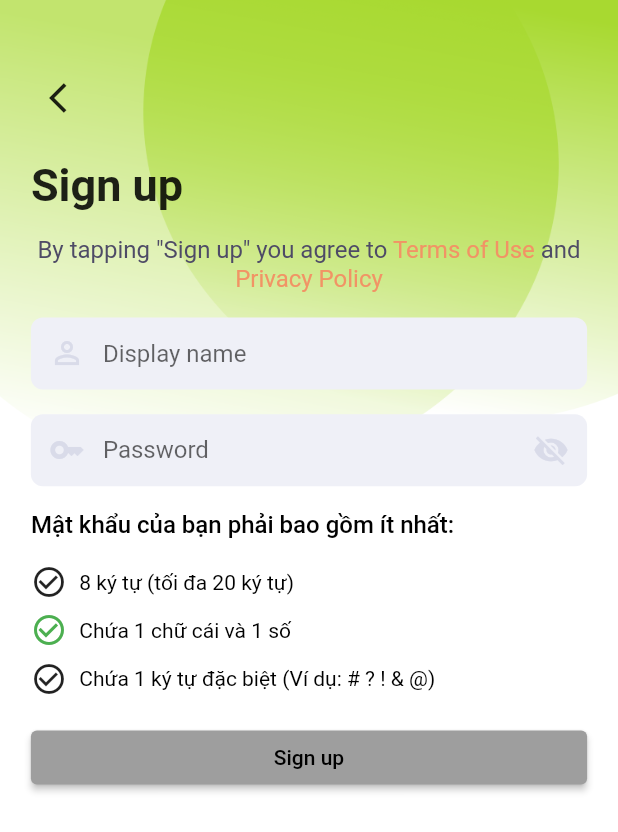
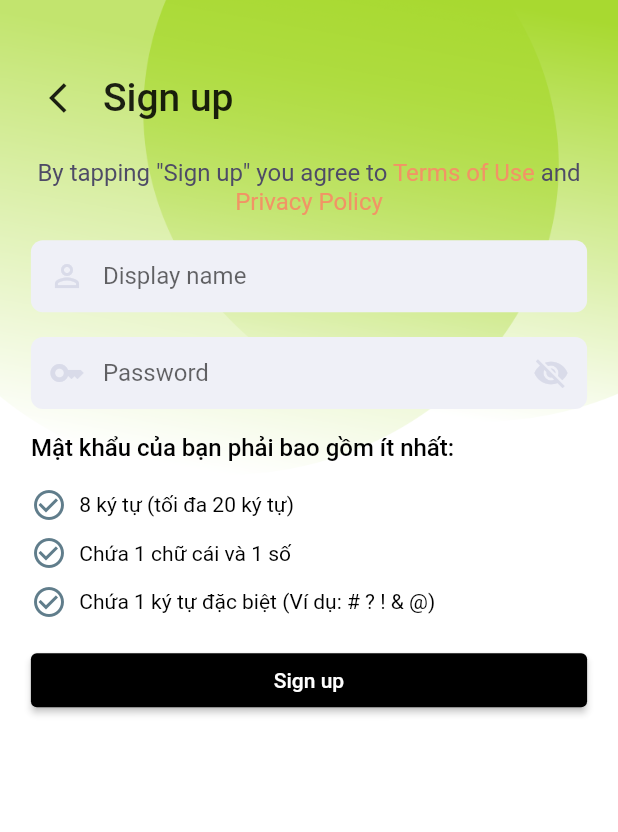
Before and after one commit to NguyenDuyBac1995/wallet_app, a Flutter app: the AuthInformationScreen screen opened by its route, on a phone screen of 412 x 824 dp. Shown: the top 832 px of the screen. Run offline on Flutter 3.47's test engine with Material 2 defaults, Android fonts, the phone set to English and light mode, and no system bars; our stand-ins replace device_preview, dio, equatable, firebase_auth, firebase_core, flutter_bloc and 4 more; accounts and stored records are empty; generated files the repository leaves out were written again; network calls fail.

```diff
--- /dev/null
+++ b/lib/core/routes/app.route.dart
@@ -0,0 +1,5 @@
+import 'package:flutter/material.dart';
+
+class AppRoute {
+  static final navigatorKey = GlobalKey<NavigatorState>();
+}
--- a/lib/features/auth/blocs/auth.bloc.dart
+++ b/lib/features/auth/blocs/auth.bloc.dart
@@ -1,3 +1,4 @@
+import 'package:big_wallet/features/app/blocs/app.bloc.dart';
 import 'package:equatable/equatable.dart';
 import 'package:flutter_bloc/flutter_bloc.dart';
 
@@ -8,7 +9,6 @@ class AuthBloc extends Bloc<AuthEvent, AuthState> {
   AuthBloc() : super(const AuthState()) {
     on<ChangeUid>(onChangeUid);
     on<ChangePhoneNumber>(onChangePhoneNumber);
-    on<ChangeVerificationId>(onChangeVerificationId);
     on<ChangeDisplayName>(onChangeDisplayName);
     on<ChangePassword>(onChangePassword);
   }
@@ -21,11 +21,6 @@ class AuthBloc extends Bloc<AuthEvent, AuthState> {
     emit(state.copyWith(phoneNumber: event.phoneNumber));
   }
 
-  void onChangeVerificationId(
-      ChangeVerificationId event, Emitter<AuthState> emit) {
-    emit(state.copyWith(verificationId: event.verificationId));
-  }
-
   void onChangeDisplayName(ChangeDisplayName event, Emitter<AuthState> emit) {
     emit(state.copyWith(displayName: event.displayName));
   }
--- a/lib/features/auth/blocs/auth.event.dart
+++ b/lib/features/auth/blocs/auth.event.dart
@@ -25,15 +25,6 @@ class ChangePhoneNumber extends AuthEvent {
       ];
 }
 
-class ChangeVerificationId extends AuthEvent {
-  final String verificationId;
-  const ChangeVerificationId(this.verificationId);
-  @override
-  List<Object> get props => [
-        {verificationId: verificationId}
-      ];
-}
-
 class ChangeDisplayName extends AuthEvent {
   final String displayName;
   const ChangeDisplayName(this.displayName);
--- a/lib/features/auth/blocs/auth.state.dart
+++ b/lib/features/auth/blocs/auth.state.dart
@@ -3,27 +3,22 @@ part of 'auth.bloc.dart';
 class AuthState extends Equatable {
   final String uid;
   final String phoneNumber;
-  final String verificationId;
   final String displayName;
   final String password;
   const AuthState(
       {this.uid = '',
       this.phoneNumber = '',
-      this.verificationId = '',
       this.displayName = '',
       this.password = ''});
 
   AuthState copyWith(
       {String uid = '',
       String phoneNumber = '',
-      String verificationId = '',
       String displayName = '',
       String password = ''}) {
     return AuthState(
         uid: uid.isEmpty ? this.uid : uid,
         phoneNumber: phoneNumber.isEmpty ? this.phoneNumber : phoneNumber,
-        verificationId:
-            verificationId.isEmpty ? this.verificationId : verificationId,
         displayName: displayName.isEmpty ? this.displayName : displayName,
         password: password.isEmpty ? this.password : password);
   }
--- a/lib/features/auth/screens/information.screen.dart
+++ b/lib/features/auth/screens/information.screen.dart
@@ -1,6 +1,5 @@
 import 'package:big_wallet/features/auth/blocs/auth.bloc.dart';
 import 'package:big_wallet/utilities/assets.dart';
-import 'package:big_wallet/utilities/toast.dart';
 import 'package:flutter/material.dart';
 import 'package:flutter_bloc/flutter_bloc.dart';
 import 'package:big_wallet/utilities/localization.dart';
@@ -13,17 +12,20 @@ class AuthInformationScreen extends StatefulWidget {
 
 class _AuthInformationScreenState extends State<AuthInformationScreen>
     with SingleTickerProviderStateMixin {
-  late bool _isFormValid;
   late bool _passwordVisible;
   late bool _isPasswordLengthValid;
   late bool _isPasswordContainsAlphanumeric;
-  late bool _isPasswordSpecialCharacterValid;
+  late bool _isPasswordContainsSpecialCharacter;
+  late bool _isLoading;
   final _formKey = GlobalKey<FormState>();
 
   @override
   void initState() {
-    _isFormValid = false;
     _passwordVisible = false;
+    _isPasswordLengthValid = false;
+    _isPasswordContainsAlphanumeric = false;
+    _isPasswordContainsSpecialCharacter = false;
+    _isLoading = false;
     super.initState();
   }
 
@@ -52,21 +54,20 @@ class _AuthInformationScreenState extends State<AuthInformationScreen>
                         ),
                         Align(
                           alignment: Alignment.centerLeft,
-                          child: IconButton(
+                          child: Row(
+                            children: [
+                              IconButton(
                                   onPressed: () {
                                     Navigator.of(context, rootNavigator: true)
                                         .pop(context);
                                   },
                                   icon: const Icon(Icons.arrow_back_ios)),
+                              Text('${context.l10n?.signUp}',
+                                  style: const TextStyle(
+                                      fontSize: 26,
+                                      fontWeight: FontWeight.w500)),
+                            ],
                           ),
-                        SizedBox(
-                          height: height * 0.02,
-                        ),
-                        Align(
-                          alignment: Alignment.centerLeft,
-                          child: Text('${context.l10n?.signUp}',
-                              style: const TextStyle(
-                                  fontSize: 30, fontWeight: FontWeight.w600)),
                         ),
                         SizedBox(
                           height: height * 0.02,
@@ -113,9 +114,7 @@ class _AuthInformationScreenState extends State<AuthInformationScreen>
                         TextFormField(
                           validator: ((value) {
                             if (value == null || value.isEmpty) {
-                              Toast.show(
-                                  context, 'Tên hiển thị là trường bắt buộc');
-                              return null;
+                              return 'Tên hiển thị là trường bắt buộc';
                             }
                             return null;
                           }),
@@ -147,22 +146,41 @@ class _AuthInformationScreenState extends State<AuthInformationScreen>
                         ),
                         TextFormField(
                           validator: (value) {
-                            var pattern =
-                                r'^(?=.*?[A-Z])(?=.*?[a-z])(?=.*?[0-9])(?=.*?[#?!&@]).{8,}$';
-                            var regExp = RegExp(pattern);
+                            var regExp = RegExp(
+                                r'^(?=.*?[a-zA-Z])(?=.*?[0-9])(?=.*?[#?!&@]).{8,}$');
                             if (value == null || value.isEmpty) {
-                              Toast.show(
-                                  context, 'Mật khẩu là trường bắt buộc');
-                              return null;
+                              return 'Mật khẩu là trường bắt buộc';
                             }
                             if (!regExp.hasMatch(value)) {
-                              Toast.show(context, 'Mật khẩu không hợp lệ');
-                              return null;
+                              return 'Mật khẩu không hợp lệ';
                             }
                             return null;
                           },
                           obscureText: _passwordVisible,
-                          onChanged: (value) {},
+                          onChanged: (value) {
+                            var containsAlphanumericRegExp =
+                                RegExp(r'^(?=.*?[a-zA-Z])(?=.*?[0-9]).{1,}$');
+                            var containsSpecialCharacterRegExp =
+                                RegExp(r'^(?=.*?[#?!&@]).{1,}$');
+                            setState(() {
+                              if (value.length >= 8 && value.length <= 20) {
+                                _isPasswordLengthValid = true;
+                              } else {
+                                _isPasswordLengthValid = false;
+                              }
+                              if (value.contains(containsAlphanumericRegExp)) {
+                                _isPasswordContainsAlphanumeric = true;
+                              } else {
+                                _isPasswordContainsAlphanumeric = false;
+                              }
+                              if (value
+                                  .contains(containsSpecialCharacterRegExp)) {
+                                _isPasswordContainsSpecialCharacter = true;
+                              } else {
+                                _isPasswordContainsSpecialCharacter = false;
+                              }
+                            });
+                          },
                           decoration: InputDecoration(
                               prefixIcon: const Icon(Icons.key),
                               prefixIconColor: const Color(0xFFD9DBE9),
@@ -215,7 +233,12 @@ class _AuthInformationScreenState extends State<AuthInformationScreen>
                         ),
                         Row(
                           children: [
-                            const Icon(Icons.check_circle_outline),
+                            Icon(
+                              Icons.check_circle_outline,
+                              color: _isPasswordLengthValid
+                                  ? Colors.green
+                                  : Colors.blueGrey,
+                            ),
                             SizedBox(
                               width: width * 0.02,
                             ),
@@ -231,9 +254,11 @@ class _AuthInformationScreenState extends State<AuthInformationScreen>
                         ),
                         Row(
                           children: [
-                            const Icon(
+                            Icon(
                               Icons.check_circle_outline,
-                              color: Colors.green,
+                              color: _isPasswordContainsAlphanumeric
+                                  ? Colors.green
+                                  : Colors.blueGrey,
                             ),
                             SizedBox(
                               width: width * 0.02,
@@ -250,7 +275,12 @@ class _AuthInformationScreenState extends State<AuthInformationScreen>
                         ),
                         Row(
                           children: [
-                            const Icon(Icons.check_circle_outline),
+                            Icon(
+                              Icons.check_circle_outline,
+                              color: _isPasswordContainsSpecialCharacter
+                                  ? Colors.green
+                                  : Colors.blueGrey,
+                            ),
                             SizedBox(
                               width: width * 0.02,
                             ),
@@ -268,18 +298,50 @@ class _AuthInformationScreenState extends State<AuthInformationScreen>
                           alignment: Alignment.topCenter,
                           child: ElevatedButton(
                             onPressed: () {
-                                if (_formKey.currentState!.validate()) {}
+                              if (_formKey.currentState!.validate() &&
+                                  !_isLoading) {
+                                setState(() {
+                                  _isLoading = true;
+                                });
+                              }
                             },
                             style: ButtonStyle(
                               backgroundColor: MaterialStateProperty.all(
-                                    _isFormValid ? Colors.black : Colors.grey),
+                                  _isLoading
+                                      ? const Color(0xFFD9DBE9)
+                                      : Colors.black),
                               foregroundColor: MaterialStateProperty.all(
-                                    _isFormValid ? Colors.white : Colors.black),
+                                  _isLoading
+                                      ? const Color(0xFF4E4B66)
+                                      : Colors.white),
                               fixedSize: MaterialStateProperty.all(
                                 Size.fromWidth(width),
                               ),
                             ),
-                              child: Text('${context.l10n?.signUp}')),
+                            child: _isLoading
+                                ? Row(
+                                    crossAxisAlignment:
+                                        CrossAxisAlignment.center,
+                                    mainAxisAlignment: MainAxisAlignment.center,
+                                    children: [
+                                      SizedBox(
+                                        height: width * 0.04,
+                                        width: width * 0.04,
+                                        child: const CircularProgressIndicator(
+                                          valueColor: AlwaysStoppedAnimation(
+                                              Colors.white),
+                                          backgroundColor: Colors.grey,
+                                          strokeWidth: 3,
+                                        ),
+                                      ),
+                                      SizedBox(
+                                        width: width * 0.05,
+                                      ),
+                                      Text('${context.l10n?.signUp}'),
+                                    ],
+                                  )
+                                : Text('${context.l10n?.signUp}'),
+                          ),
                         ),
                       ],
                     ),
--- a/lib/main.dart
+++ b/lib/main.dart
@@ -1,3 +1,4 @@
+import 'package:big_wallet/core/routes/app.route.dart';
 import 'package:big_wallet/core/routes/generator.route.dart';
 import 'package:big_wallet/features/app/blocs/app.bloc.dart';
 import 'package:big_wallet/features/auth/blocs/auth.bloc.dart';
@@ -34,6 +35,7 @@ class MainScreen extends StatelessWidget {
             buildWhen: (previous, current) => previous.locale != current.locale,
             builder: ((context, state) {
               return MaterialApp(
+                  navigatorKey: AppRoute.navigatorKey,
                   useInheritedMediaQuery: true,
                   title: 'Big Wallet',
                   localizationsDelegates: const [
--- a/lib/utilities/api.dart
+++ b/lib/utilities/api.dart
@@ -2,6 +2,8 @@ class Api {
   static const scheme = 'https';
   static const baseUrl = 'dev-api.megiservices.com';
   static const configurationBaseUrl = 'msa-configuration';
+  static const identityBaseUrl = 'msa-identity';
   static const getConfigurations =
       '$configurationBaseUrl/odata/Configurations?\$count=true';
+  static const signup = '$identityBaseUrl/odata/signup';
 }
--- a/lib/utilities/toast.dart
+++ b/lib/utilities/toast.dart
@@ -1,8 +1,9 @@
+import 'package:big_wallet/core/routes/app.route.dart';
 import 'package:flutter/material.dart';
 import 'package:fluttertoast/fluttertoast.dart';
 
 class Toast {
-  static show(BuildContext context, String message,
+  static show(String message,
       {IconData? icon,
       Color backgroundColor = const Color(0xFFC14545),
       Color messageColor = Colors.white,
@@ -10,7 +11,7 @@ class Toast {
       Duration duration = const Duration(seconds: 2),
       Widget Function(BuildContext, Widget)? positionedToastBuilder}) {
     var fToast = FToast();
-    fToast.init(context);
+    fToast.init(AppRoute.navigatorKey.currentContext!);
     fToast.showToast(
         child: Container(
           padding: const EdgeInsets.symmetric(horizontal: 24.0, vertical: 12.0),
```
Also changed, not shown: lib/features/auth/repositories/auth.repository.dart (added, +14 -0 lines), lib/features/auth/screens/signup.screen.dart (+35 -34 lines), lib/features/otp/screens/otp.screen.dart (+15 -18 lines), lib/models/auth/auth.model.dart (added, +18 -0 lines). Lines whose indentation alone changed are shown as unchanged.
